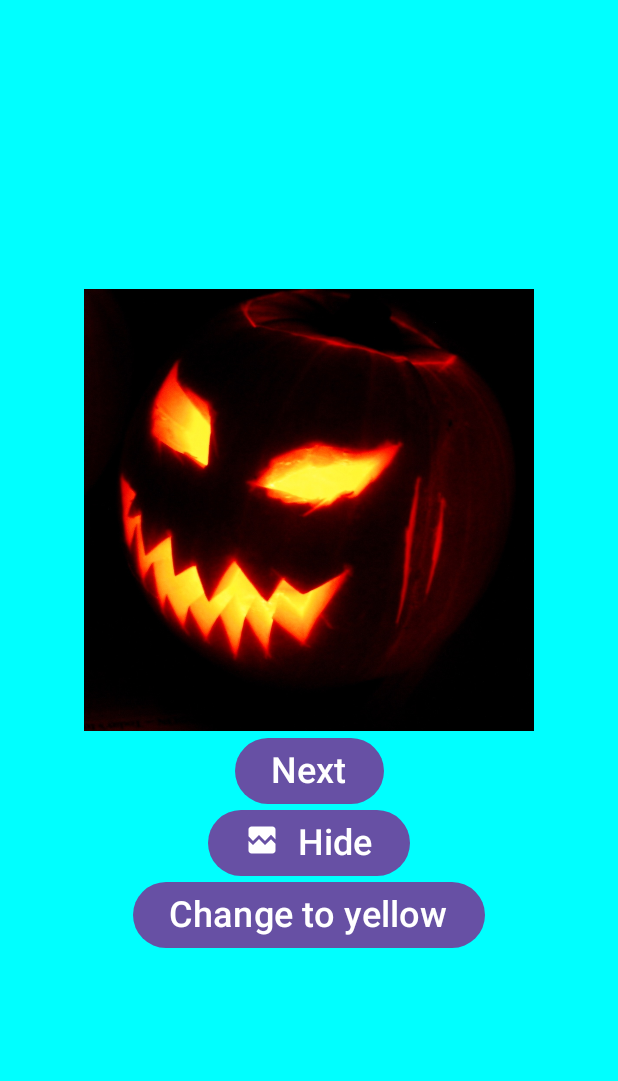
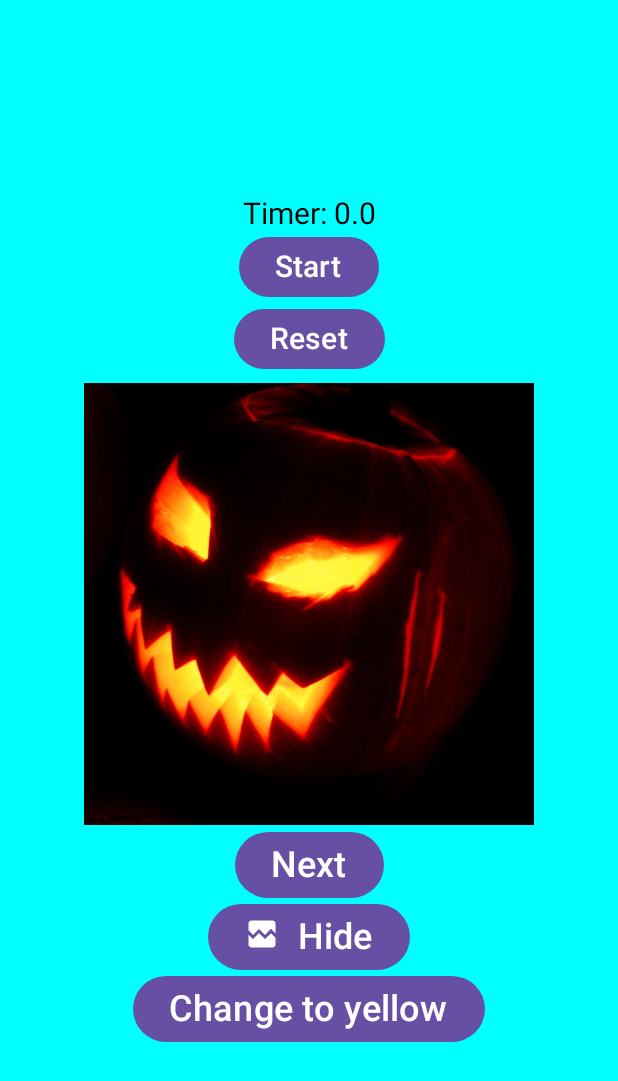
Before and after one commit to austinny26/app2, an Android app built with Jetpack Compose: the screen it shows after launch (MainActivity), on a phone screen of 412 x 824 dp. Shown: the top 1081 px of the screen. Run offline under Robolectric (Android 15) with nearby library versions, the phone set to English and light mode, and no system bars.

Commit message:
added timer function as long with start and reset.

```diff
--- a/app/src/main/java/com/example/app2/MainActivity.kt
+++ b/app/src/main/java/com/example/app2/MainActivity.kt
@@ -18,9 +18,11 @@ import androidx.compose.material3.Icon
 import androidx.compose.material3.Surface
 import androidx.compose.material3.Text
 import androidx.compose.runtime.Composable
+import androidx.compose.runtime.LaunchedEffect
 import androidx.compose.runtime.getValue
 import androidx.compose.runtime.mutableFloatStateOf
 import androidx.compose.runtime.mutableIntStateOf
+import androidx.compose.runtime.mutableLongStateOf
 import androidx.compose.runtime.mutableStateOf
 import androidx.compose.runtime.remember
 import androidx.compose.runtime.setValue
@@ -31,6 +33,8 @@ import androidx.compose.ui.res.painterResource
 import androidx.compose.ui.tooling.preview.Preview
 import androidx.compose.ui.unit.dp
 import androidx.compose.ui.unit.sp
+import kotlinx.coroutines.delay
+import java.nio.file.WatchEvent
 
 class MainActivity : ComponentActivity() {
     override fun onCreate(savedInstanceState: Bundle?) {
@@ -59,6 +63,8 @@ fun MainLayout() {
             horizontalAlignment = Alignment.CenterHorizontally,
             modifier = Modifier.fillMaxSize()
         ) {
+
+            TimerBox()
             ImageDisplay(
                 imageRes = when (imgNum) {
                     1 -> R.drawable.pumpkin
@@ -88,6 +94,51 @@ fun MainLayout() {
     }
 }
 
+
+@Composable
+fun TimerBox(){
+    var activatetimer by remember { mutableStateOf(false) }
+    var time by remember { mutableLongStateOf(0) }
+    LaunchedEffect(key1 = activatetimer) {
+        while (activatetimer){
+            delay(100L)
+            time += 100L
+        }
+    }
+
+    Column(
+        modifier = Modifier.size(125.dp),
+        verticalArrangement = Arrangement.Center,
+        horizontalAlignment = Alignment.CenterHorizontally
+    ) {
+        Text(
+            text = "Timer: ${time / 1000.0}",
+            fontSize = 20.sp
+        )
+        Button(
+            onClick = {
+                activatetimer = !activatetimer
+            },
+
+        ) {
+            Text(
+                text = if(activatetimer) "Pause" else "Start",
+                fontSize = 20.sp
+            )
+        }
+        Button(
+            onClick = {
+                time = 0L
+            },
+
+            ) {
+            Text(
+                text = "Reset",
+                fontSize = 20.sp
+            )
+        }
+    }
+}
 @Composable
 fun ImageDisplay(
     imageRes: Int,
```
Also changed, not shown: 1 other file.
